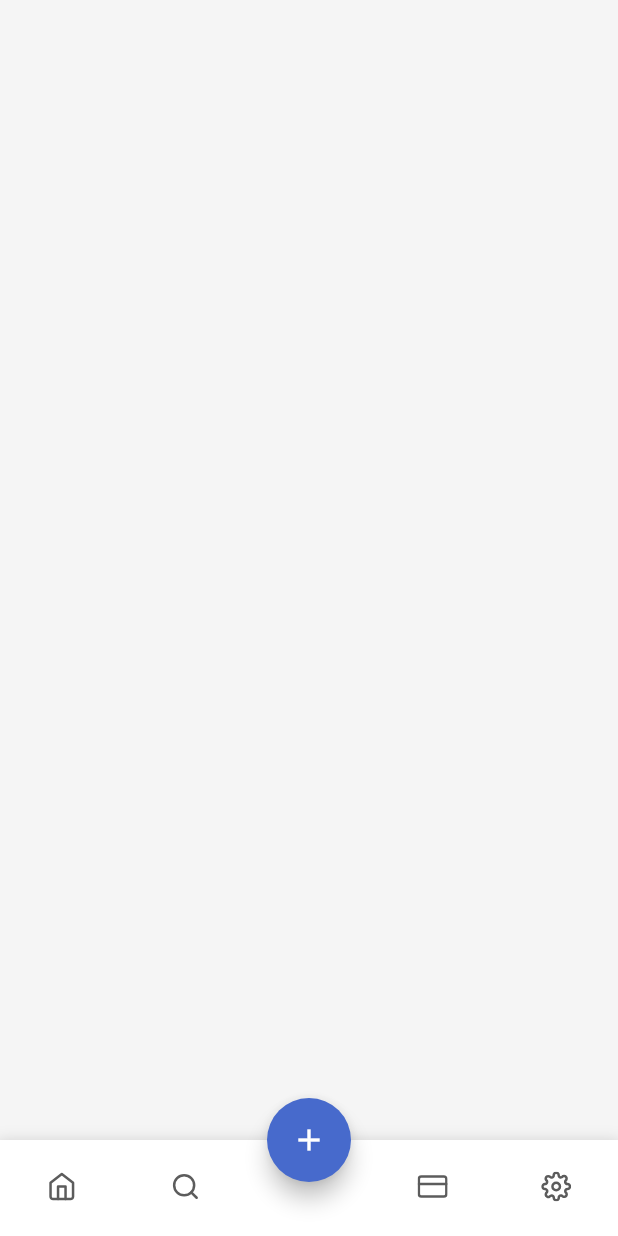
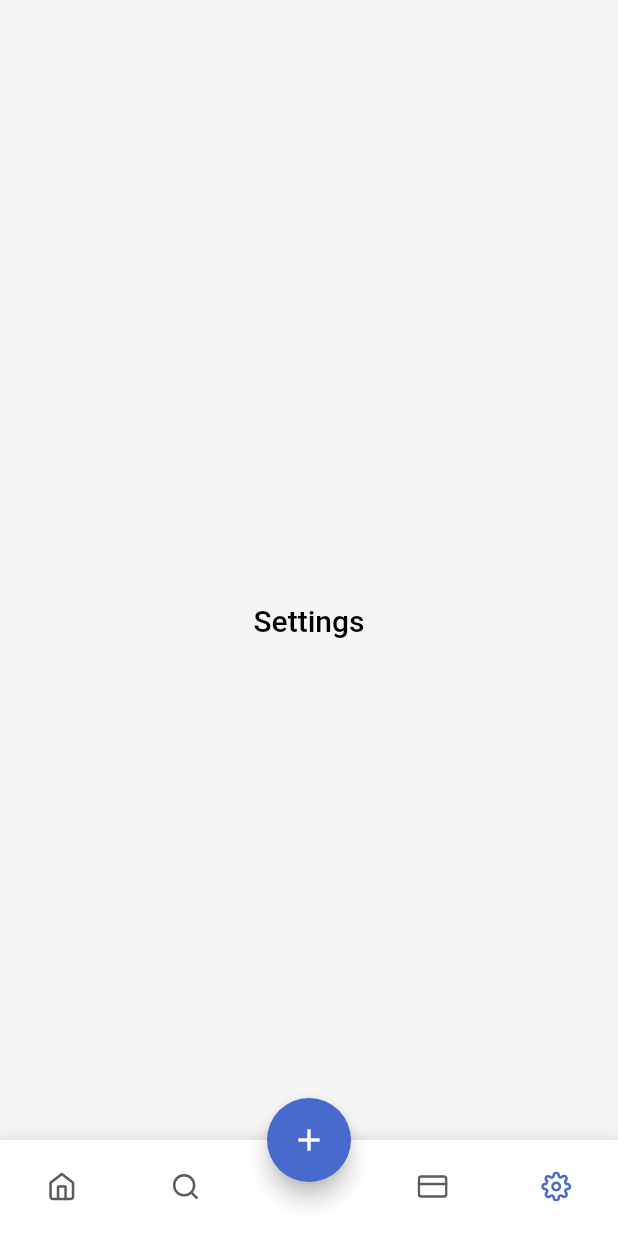
Before and after one commit to dev-abdul-basit/project-management, a Flutter app: the screen it shows after launch, item 6 of the bottom bar chosen, on a phone screen of 412 x 824 dp. Run offline on Flutter 3.47's test engine with Material 2 defaults, Android fonts, the phone set to English and light mode, and no system bars; our stand-ins replace cached_network_image, flutter_svg, percent_indicator; network calls fail.

Commit message:
bottom nav fixed

```diff
--- a/lib/config/appstrings.dart
+++ b/lib/config/appstrings.dart
@@ -3,7 +3,7 @@ class AppStrings {
   //menu
   static const String menuHome = "Home";
   static const String menuChat = "Chat";
-  static const String menuTasks = "Tasks";
+  static const String menuSearch = "Search";
   static const String menuSetting = "Settings";
   //appbar
   static const String home = "Home";
@@ -15,7 +15,7 @@ class AppStrings {
   static const String ongoing = "Ongoing";
   static const String inProgress = "In Progress";
   static const String completed = "Completed";
-   static const String cancel = "Cancel";
+  static const String cancel = "Cancel";
   static const String addTask = "Add Task";
   static const String allTask = "All Task";
 
--- a/lib/screens/settings/settingsscreen.dart
+++ b/lib/screens/settings/settingsscreen.dart
@@ -1,7 +1,9 @@
 import 'package:flutter/material.dart';
 
 import 'package:project_management/config/routes.dart';
+import 'package:project_management/config/styles.dart';
 
+import '../../config/appstrings.dart';
 
 class SettingsScreen extends StatelessWidget {
   const SettingsScreen({super.key});
@@ -10,7 +12,12 @@ class SettingsScreen extends StatelessWidget {
   @override
   Widget build(BuildContext context) {
     return const Scaffold(
-
+      body: Center(
+        child: Text(
+          AppStrings.menuSetting,
+          style: textStyleAppBarTitle,
+        ),
+      ),
     );
   }
 }
--- a/lib/tabs.dart
+++ b/lib/tabs.dart
@@ -102,7 +102,7 @@ class _BottomMenuTabsState extends State<BottomMenuTabs> {
                         48, // Adjust the width according to your desired spacing
                   ),
                   Tab(
-                    icon: _currentIndex == 2
+                    icon: _currentIndex == 3
                         ? SvgPicture.asset(
                             AppAssets.menuCard,
                             colorFilter: const ColorFilter.mode(
@@ -119,7 +119,7 @@ class _BottomMenuTabsState extends State<BottomMenuTabs> {
                           ),
                   ),
                   Tab(
-                    icon: _currentIndex == 3
+                    icon: _currentIndex == 4
                         ? SvgPicture.asset(
                             AppAssets.menuSettings,
                             colorFilter: const ColorFilter.mode(
@@ -145,8 +145,8 @@ class _BottomMenuTabsState extends State<BottomMenuTabs> {
           children: [
             const HomeScreen(),
             const SearchScreen(),
+            Container(),
             const ChatScreen(),
-            Container(),
             const SettingsScreen(),
           ],
         ),
```
Also changed, not shown: lib/screens/chat/chatscreen.dart (+8 -2 lines), lib/screens/search/searchscren.dart (+10 -2 lines).
